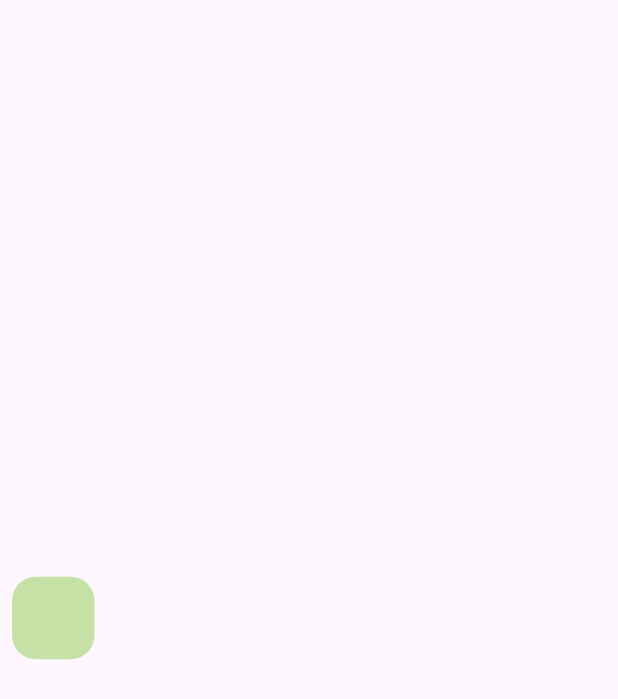
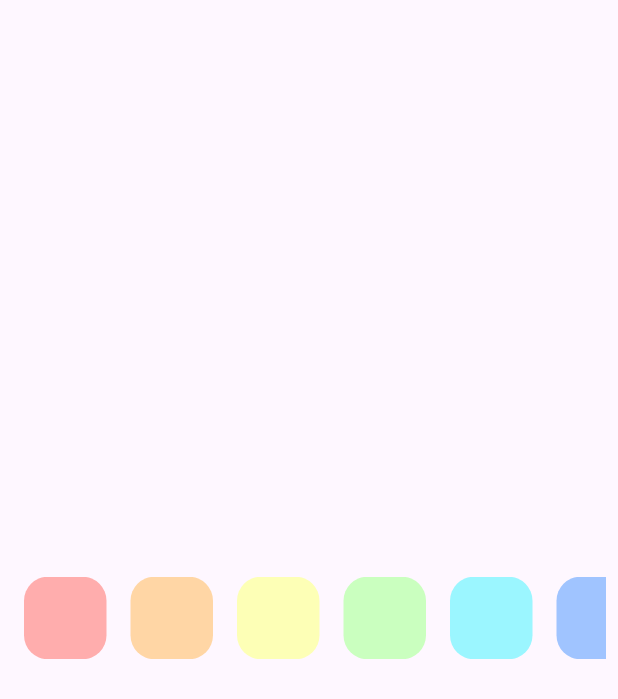
Before and after one commit to Nadeennoshy/Notly, a Flutter app: the AddNoteView screen opened directly, on a phone screen of 412 x 824 dp. Shown: the top 699 px of the screen. Run offline on Flutter 3.47's test engine with Material 3 defaults, Android fonts, the light colour scheme and no system bars.

Commit message:
create colors listView

```diff
--- a/lib/views/add_note_view.dart
+++ b/lib/views/add_note_view.dart
@@ -1,5 +1,6 @@
 import 'package:flutter/material.dart';
 import 'package:notly/widgets/color_item.dart';
+import 'package:notly/widgets/colors_list_view.dart';
 
 class AddNoteView extends StatelessWidget {
   const AddNoteView({super.key});
@@ -12,7 +13,7 @@ class AddNoteView extends StatelessWidget {
          child: Column(
           mainAxisAlignment: MainAxisAlignment.center,
           children: [
-            ColorItem(),
+            ColorsListView(),
           ],
          ),
        ),
--- a/lib/widgets/color_item.dart
+++ b/lib/widgets/color_item.dart
@@ -1,7 +1,8 @@
 import 'package:flutter/material.dart';
 
 class ColorItem extends StatelessWidget {
-  const ColorItem({super.key});
+  const ColorItem({super.key,required this.color});
+  final Color color;
 
   @override
   Widget build(BuildContext context) {
@@ -9,7 +10,7 @@ class ColorItem extends StatelessWidget {
       width: 55,
       height: 55,
       decoration: BoxDecoration(
-        color: Colors.lightGreen[200],
+        color: color,
         borderRadius: BorderRadius.circular(16),
       ),
     );
--- /dev/null
+++ b/lib/widgets/colors_list_view.dart
@@ -0,0 +1,24 @@
+import 'package:flutter/material.dart';
+import 'package:notly/constants.dart';
+import 'package:notly/widgets/color_item.dart';
+
+class ColorsListView extends StatelessWidget {
+  const ColorsListView({super.key});
+
+  @override
+  Widget build(BuildContext context) {
+    return SizedBox(
+      height: 55,
+      child: ListView.builder(
+        padding: EdgeInsets.zero,
+        scrollDirection: Axis.horizontal,
+        itemCount: kColors.length,
+        itemBuilder: (context,index){
+        return Padding(
+          padding: const EdgeInsets.symmetric(horizontal: 8.0),
+          child: ColorItem(color: kColors[index],),
+        );
+      }),
+    );
+  }
+}
```
